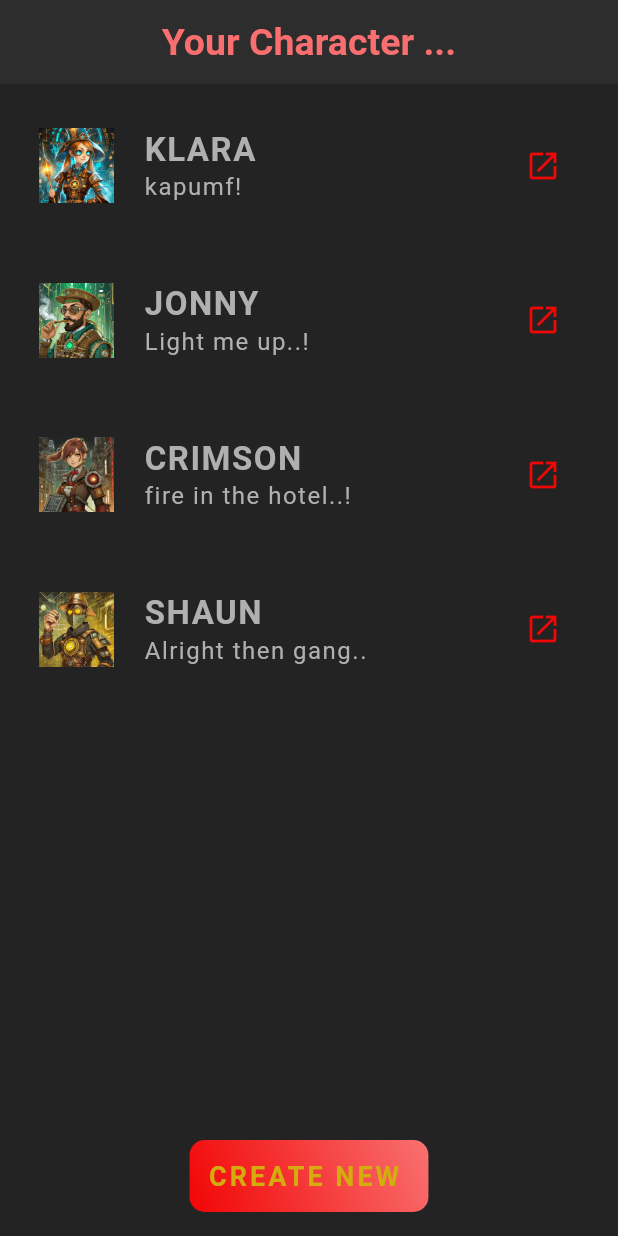
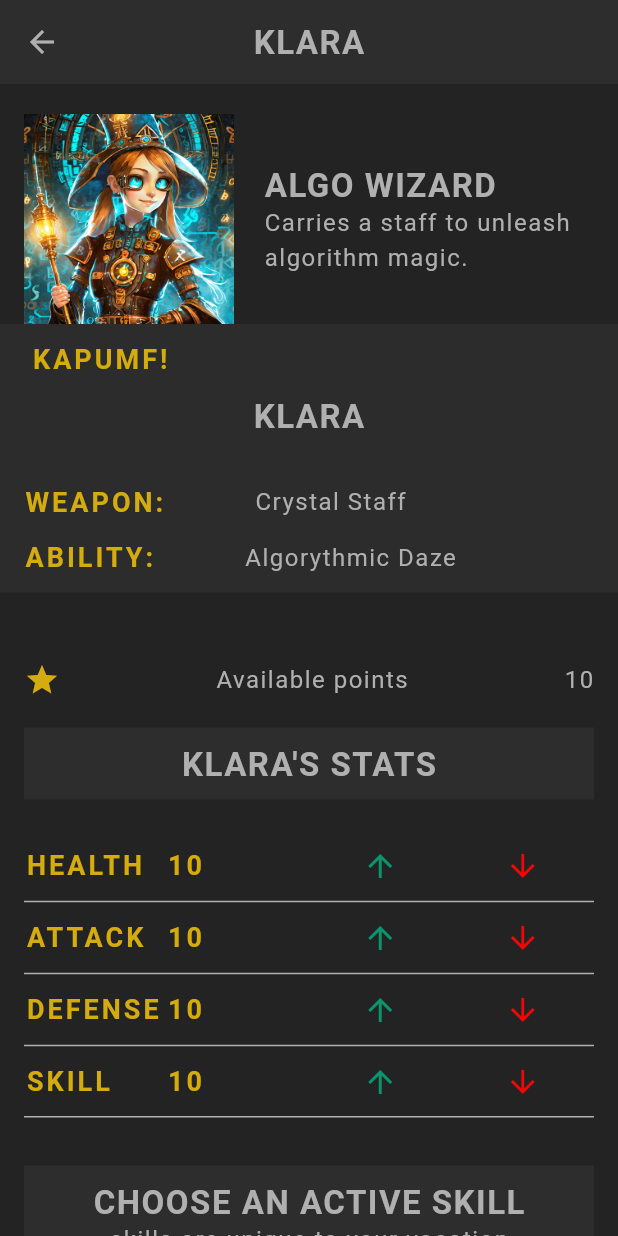
Before and after one commit to RomanyU1662160/flutter_Characters_app, a Flutter app: the screen it shows after launch, after a tap on the "open in new" icon, on a phone screen of 412 x 824 dp. Run offline on Flutter 3.47's test engine with Material 3 defaults, Android fonts, the phone set to English and light mode, and no system bars; our stand-ins replace go_router, google_fonts; missing offline and left inert: dart:ffi; Roboto replaces fonts that are missing (Kanit).

```diff
--- a/lib/common/characters/character_card.dart
+++ b/lib/common/characters/character_card.dart
@@ -2,6 +2,7 @@ import 'package:flutter/material.dart';
 import 'package:flutter_rpg/common/characters/character_image.dart';
 import 'package:flutter_rpg/common/styled_text.dart';
 import 'package:flutter_rpg/models/character.dart';
+import 'package:flutter_rpg/screens/profile/profile.dart';
 import 'package:flutter_rpg/theme.dart';
 
 class CharacterCard extends StatelessWidget {
@@ -38,11 +39,19 @@ class CharacterCard extends StatelessWidget {
               ),
               IconButton(
                   onPressed: () {},
-                  icon: Icon(
-                    Icons.open_in_new,
-                    color: AppColors.primaryAccent,
-                    semanticLabel:
-                        "view character details", // accessibility mode text
+                  icon: GestureDetector(
+                    onTap: () => {
+                      Navigator.push(
+                          context,
+                          MaterialPageRoute(
+                              builder: (ctx) => Profile(character: character)))
+                    },
+                    child: Icon(
+                      Icons.open_in_new,
+                      color: AppColors.primaryAccent,
+                      semanticLabel:
+                          "view character details", // accessibility mode text
+                    ),
                   ))
             ],
           ),
--- a/lib/common/characters/character_image.dart
+++ b/lib/common/characters/character_image.dart
@@ -1,5 +1,4 @@
 import 'package:flutter/material.dart';
-import 'package:flutter_rpg/theme.dart';
 
 class CharacterImg extends StatelessWidget {
   const CharacterImg(this.src, this.isBlendMood, {super.key});
--- a/lib/common/characters/new_charcter_form.dart
+++ b/lib/common/characters/new_charcter_form.dart
@@ -6,7 +6,6 @@ import 'package:flutter_rpg/models/character.dart';
 import 'package:flutter_rpg/models/vocation.dart';
 import 'package:flutter_rpg/screens/home/home.dart';
 import 'package:flutter_rpg/theme.dart';
-import 'package:go_router/go_router.dart';
 import 'package:google_fonts/google_fonts.dart';
 import 'package:uuid/uuid.dart';
 
@@ -33,7 +32,7 @@ class _NewCharacterFormState extends State<NewCharacterForm> {
 
   /// add new character
   void handleCreateNewCharacter() {
-    var uuid = Uuid();
+    var uuid = const Uuid();
     var newCharacter = Character(
         id: uuid.v4(),
         name: _nameController.text.trim(),
@@ -163,7 +162,8 @@ class _NewCharacterFormState extends State<NewCharacterForm> {
           height: 50,
         ),
         StyledButton(
-            child: const StyledTitle("Submit"), handleOnPress: handleSubmit)
+            handleOnPress: handleSubmit,
+            child: const StyledTitle("Submit"))
       ],
     );
   }
--- a/lib/main.dart
+++ b/lib/main.dart
@@ -1,6 +1,4 @@
 import 'package:flutter/material.dart';
-import 'package:flutter_rpg/router.dart';
-import 'package:flutter_rpg/screens/characters/create.dart';
 import 'package:flutter_rpg/screens/home/home.dart';
 import 'package:flutter_rpg/theme.dart';
 
@@ -9,9 +7,6 @@ void main() {
     // routerConfig: appRouter,
     home: const Home(),
     theme: primaryTheme,
-    routes: <String, WidgetBuilder>{
-      "/create": (BuildContext context) => const Create(),
-    },
   ));
 }
 
--- a/lib/models/stats.dart
+++ b/lib/models/stats.dart
@@ -1,4 +1,4 @@
-import 'package:flutter_rpg/models/character.dart';
+import 'dart:developer';
 
 mixin Stats {
   // fields
@@ -19,39 +19,35 @@ mixin Stats {
       };
 
   List<Map<String, String>> get formattedStatList => [
-        {"title": "Health", "value": _health.toString()},
-        {"title": "Attack", "value": _attack.toString()},
-        {"title": "Defense", "value": _defense.toString()},
-        {"title": "Skill", "value": _skill.toString()},
+        {"title": "health", "value": _health.toString()},
+        {"title": "attack", "value": _attack.toString()},
+        {"title": "defense", "value": _defense.toString()},
+        {"title": "skill", "value": _skill.toString()},
       ];
 
 // methods
   void increaseStat(String stat) {
     if (_points > 0) {
+      log("increase called");
       if (stat == "health") {
         _health++;
-        _points--;
       }
-      ;
       if (stat == "attack") {
         _attack++;
-        _points--;
       }
-      ;
       if (stat == "defense") {
         _defense++;
-        _points--;
       }
-      ;
       if (stat == "skill") {
         _skill++;
-        _points--;
       }
+      _points--;
     }
   }
 
   void decreaseState(stat) {
     if (stat == "health" && _health > 5) {
+      log("decrease called");
       _health--;
       _points++;
     }
--- a/lib/models/vocation.dart
+++ b/lib/models/vocation.dart
@@ -1,4 +1,3 @@
-import 'package:flutter/material.dart';
 
 // enhanced enum is an enum of objects
 enum Vocation {
--- a/lib/routerObserver.dart
+++ b/lib/routerObserver.dart
@@ -1,4 +1,3 @@
-import 'dart:developer';
 
 import 'package:flutter/material.dart';
 
--- a/lib/screens/home/home.dart
+++ b/lib/screens/home/home.dart
@@ -4,7 +4,6 @@ import 'package:flutter_rpg/common/styled_button.dart';
 import 'package:flutter_rpg/common/styled_text.dart';
 import 'package:flutter_rpg/models/character.dart';
 import 'package:flutter_rpg/screens/characters/create.dart';
-import 'package:go_router/go_router.dart';
 
 class Home extends StatefulWidget {
   const Home({super.key});
@@ -31,7 +30,10 @@ class _HomeState extends State<Home> {
             StyledButton(
                 child: const StyledTitle("Create New "),
                 //handleOnPress: () => {context.go("/create")}
-                handleOnPress: () => {Navigator.pushNamed(context, "/create")})
+                handleOnPress: () => {
+                      Navigator.push(context,
+                          MaterialPageRoute(builder: (ctx) => const Create()))
+                    })
           ],
         ),
       ),
--- /dev/null
+++ b/lib/screens/profile/profile.dart
@@ -0,0 +1,110 @@
+import 'package:flutter/material.dart';
+import 'package:flutter_rpg/common/styled_text.dart';
+import 'package:flutter_rpg/models/character.dart';
+import 'package:flutter_rpg/screens/profile/skills_list.dart';
+import 'package:flutter_rpg/screens/profile/stats_table.dart';
+import 'package:flutter_rpg/theme.dart';
+
+class Profile extends StatelessWidget {
+  const Profile({super.key, required this.character});
+
+  final Character character;
+  @override
+  Widget build(BuildContext context) {
+    return Scaffold(
+      appBar: AppBar(
+        title: StyledHeading(character.name),
+      ),
+      body: SingleChildScrollView(
+        child: Column(
+          crossAxisAlignment: CrossAxisAlignment.center,
+          children: [
+            Container(
+              padding: const EdgeInsets.only(top: 20, right: 16, left: 16),
+              child: Row(
+                children: [
+                  Image.asset(
+                    "assets/img/vocations/${character.vocation.image}",
+                    width: 140,
+                    height: 140,
+                  ),
+                  const SizedBox(
+                    width: 20,
+                  ),
+                  Expanded(
+                      child: Column(
+                    // mainAxisAlignment: MainAxisAlignment.start,
+                    crossAxisAlignment: CrossAxisAlignment.start,
+                    children: [
+                      StyledHeading(character.vocation.title),
+                      StyledBodyText(character.vocation.description)
+                    ],
+                  )),
+                ],
+              ),
+            ),
+            Container(
+              padding: const EdgeInsets.symmetric(horizontal: 16, vertical: 10),
+              width: double.infinity,
+              color: AppColors.secondaryColor.withOpacity(0.9),
+              child: Column(
+                mainAxisAlignment: MainAxisAlignment.start,
+                children: [
+                  Row(
+                    mainAxisAlignment: MainAxisAlignment.start,
+                    children: [
+                      Padding(
+                        padding: const EdgeInsets.only(left: 5),
+                        child: StyledTitle(character.slogan),
+                      ),
+                    ],
+                  ),
+                  const SizedBox(
+                    height: 10,
+                  ),
+                  Center(
+                    child: StyledHeading(character.name),
+                  ),
+                  const SizedBox(height: 30),
+                  Row(
+                    crossAxisAlignment: CrossAxisAlignment.center,
+                    children: [
+                      const StyledTitle("Weapon:"),
+                      const SizedBox(
+                        width: 60,
+                      ),
+                      StyledBodyText(character.vocation.weapon)
+                    ],
+                  ),
+                  const SizedBox(
+                    height: 10,
+                  ),
+                  Row(
+                    children: [
+                      const StyledTitle("Ability:"),
+                      const SizedBox(
+                        width: 60,
+                      ),
+                      StyledBodyText(character.vocation.ability)
+                    ],
+                  ),
+                ],
+              ),
+            ),
+            const SizedBox(
+              height: 10,
+            ),
+            Container(
+              padding: const EdgeInsets.all(16),
+              child: StatsTable(character),
+            ),
+            Container(
+              padding: const EdgeInsets.all(16),
+              child: SkillsList(character),
+            ),
+          ],
+        ),
+      ),
+    );
+  }
+}
--- /dev/null
+++ b/lib/screens/profile/skills_list.dart
@@ -0,0 +1,65 @@
+import 'package:flutter/material.dart';
+import 'package:flutter_rpg/common/styled_text.dart';
+import 'package:flutter_rpg/models/character.dart';
+import 'package:flutter_rpg/models/skill.dart';
+import 'package:flutter_rpg/theme.dart';
+
+class SkillsList extends StatefulWidget {
+  const SkillsList(this.character, {super.key});
+
+  final Character character;
+
+  @override
+  State<SkillsList> createState() => _SkillsListState();
+}
+
+class _SkillsListState extends State<SkillsList> {
+  // late tells dart that this variable will have a vale later.
+  late List<Skill> availableSkills;
+
+// We use initial state to access the widget object and give the value for availableSkills
+// function "where" on a list is similar  to filter in JS
+  @override
+  void initState() {
+    availableSkills = mockSkills.where((skill) {
+      return skill.vocation == widget.character.vocation;
+    }).toList();
+    super.initState();
+  }
+
+  @override
+  Widget build(BuildContext context) {
+    return Column(
+      children: [
+        Container(
+          color: AppColors.secondaryColor,
+          alignment: Alignment.center,
+          padding: const EdgeInsets.all(10),
+          child: const Column(
+            mainAxisAlignment: MainAxisAlignment.center,
+            children: [
+              StyledHeading("Choose an active skill"),
+              StyledBodyText("skills are unique to your vocation")
+            ],
+          ),
+        ),
+        const SizedBox(
+          height: 30,
+        ),
+        Row(
+          crossAxisAlignment: CrossAxisAlignment.center,
+          mainAxisAlignment: MainAxisAlignment.spaceAround,
+          children: availableSkills.map((skill) {
+            return Container(
+              alignment: Alignment.center,
+              child: Image.asset(
+                "assets/img/skills/${skill.image}",
+                width: 80,
+              ),
+            );
+          }).toList(),
+        ),
+      ],
+    );
+  }
+}
--- /dev/null
+++ b/lib/screens/profile/stats_table.dart
@@ -0,0 +1,109 @@
+import 'dart:ffi';
+
+import 'package:flutter/material.dart';
+import 'package:flutter_rpg/common/styled_text.dart';
+import 'package:flutter_rpg/models/character.dart';
+import 'package:flutter_rpg/theme.dart';
+
+class StatsTable extends StatefulWidget {
+  const StatsTable(this.character, {super.key});
+
+  final Character character;
+
+  @override
+  State<StatsTable> createState() => _StatsTableState();
+}
+
+class _StatsTableState extends State<StatsTable> {
+  @override
+  Widget build(BuildContext context) {
+    return Column(
+      children: [
+        const SizedBox(
+          height: 20,
+        ),
+        Row(
+          children: [
+            Icon(
+              Icons.star,
+              color: widget.character.points > 0
+                  ? AppColors.highlightColor
+                  : Colors.grey,
+            ),
+            const Expanded(child: SizedBox()),
+            const StyledBodyText("Available points"),
+            const Expanded(child: SizedBox(width: 50)),
+            StyledBodyText(widget.character.points.toString()),
+          ],
+        ),
+        const SizedBox(
+          height: 20,
+        ),
+        Container(
+          color: AppColors.secondaryColor,
+          alignment: Alignment.center,
+          padding: const EdgeInsets.all(10),
+          child: Row(
+            mainAxisAlignment: MainAxisAlignment.center,
+            children: [StyledHeading("${widget.character.name}'s stats")],
+          ),
+        ),
+        const SizedBox(
+          height: 20,
+        ),
+        Table(
+            border: TableBorder(
+              bottom: BorderSide(width: 1, color: AppColors.textColor),
+              horizontalInside:
+                  BorderSide(width: 1, color: AppColors.textColor),
+            ),
+            children: widget.character.formattedStatList.map((stat) {
+              return TableRow(children: [
+                TableCell(
+                    verticalAlignment: TableCellVerticalAlignment.middle,
+                    child: Padding(
+                      padding: const EdgeInsets.symmetric(horizontal: 1),
+                      child: StyledTitle(stat["title"]!),
+                    )),
+                TableCell(
+                    verticalAlignment: TableCellVerticalAlignment.middle,
+                    child: Padding(
+                      padding: const EdgeInsets.symmetric(vertical: 1),
+                      child: StyledTitle(stat["value"]!),
+                    )),
+                TableCell(
+                    verticalAlignment: TableCellVerticalAlignment.middle,
+                    child: IconButton(
+                      icon: Icon(
+                        Icons.arrow_upward,
+                        color: AppColors.successColor,
+                      ),
+                      onPressed: () {
+                        setState(() {
+                          widget.character.increaseStat(stat["title"]!);
+                        });
+                      },
+                    )),
+                TableCell(
+                    verticalAlignment: TableCellVerticalAlignment.middle,
+                    child: IconButton(
+                      icon: Icon(
+                        Icons.arrow_downward,
+                        color: AppColors.primaryAccent,
+                      ),
+                      onPressed: () {
+                        setState(() {
+                          widget.character.decreaseState(stat["title"]!);
+                        });
+                      },
+                    )),
+              ]);
+            }).toList()),
+      ],
+    );
+  }
+}
+
+// [
+//             TableRow(children: [TableCell(child: StyledBodyText("TEST"))])
+//           ],
```
Also changed, not shown: 3 other files.
